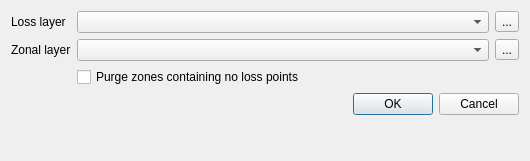
This is svir/ui/ui_select_input_layers.ui in gem/oq-irmt-qgis as Qt 5 draws it before an edit. The edited form follows.
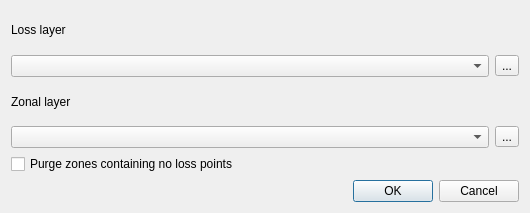
This is the edited form. Icons and pictures are not drawn.

Diff of the .ui file:
```diff
--- a/svir/ui/ui_select_input_layers.ui
+++ b/svir/ui/ui_select_input_layers.ui
@@ -7,7 +7,7 @@
     <x>0</x>
     <y>0</y>
     <width>530</width>
-    <height>161</height>
+    <height>213</height>
    </rect>
   </property>
   <property name="windowTitle">
@@ -17,18 +17,15 @@
    <iconset>
     <normaloff>../resources/oq_icon.svg</normaloff>../resources/oq_icon.svg</iconset>
   </property>
-  <layout class="QFormLayout" name="formLayout">
-   <property name="fieldGrowthPolicy">
-    <enum>QFormLayout::AllNonFixedFieldsGrow</enum>
-   </property>
-   <item row="0" column="0">
+  <layout class="QVBoxLayout" name="verticalLayout">
+   <item>
     <widget class="QLabel" name="loss_layer_lbl">
      <property name="text">
       <string>Loss layer</string>
      </property>
     </widget>
    </item>
-   <item row="0" column="1">
+   <item>
     <layout class="QHBoxLayout" name="horizontalLayout_3">
      <item>
       <widget class="QComboBox" name="loss_layer_cbx"/>
@@ -42,7 +39,14 @@
      </item>
     </layout>
    </item>
-   <item row="1" column="1">
+   <item>
+    <widget class="QLabel" name="zonal_layer_lbl">
+     <property name="text">
+      <string>Zonal layer</string>
+     </property>
+    </widget>
+   </item>
+   <item>
     <layout class="QHBoxLayout" name="horizontalLayout_2">
      <property name="topMargin">
       <number>0</number>
@@ -59,21 +63,26 @@
      </item>
     </layout>
    </item>
-   <item row="1" column="0">
-    <widget class="QLabel" name="zonal_layer_lbl">
-     <property name="text">
-      <string>Zonal layer</string>
-     </property>
-    </widget>
-   </item>
-   <item row="2" column="1">
+   <item>
     <widget class="QCheckBox" name="purge_chk">
      <property name="text">
       <string>Purge zones containing no loss points</string>
      </property>
     </widget>
    </item>
-   <item row="4" column="1">
+   <item>
+    <layout class="QHBoxLayout" name="horizontalLayout">
+     <property name="topMargin">
+      <number>0</number>
+     </property>
+     <item>
+      <widget class="QLabel" name="label">
+       <property name="text">
+        <string>&lt;html&gt;&lt;head/&gt;&lt;body&gt;&lt;p&gt;&lt;img src=&quot;:/plugins/irmt/oq_logo.svg.png&quot;/&gt;&lt;/p&gt;&lt;/body&gt;&lt;/html&gt;</string>
+       </property>
+      </widget>
+     </item>
+     <item>
     <widget class="QDialogButtonBox" name="buttonBox">
      <property name="orientation">
       <enum>Qt::Horizontal</enum>
@@ -82,6 +91,8 @@
       <set>QDialogButtonBox::Cancel|QDialogButtonBox::Ok</set>
      </property>
     </widget>
+     </item>
+    </layout>
    </item>
   </layout>
  </widget>
```
Lines whose indentation alone changed are shown as unchanged.
